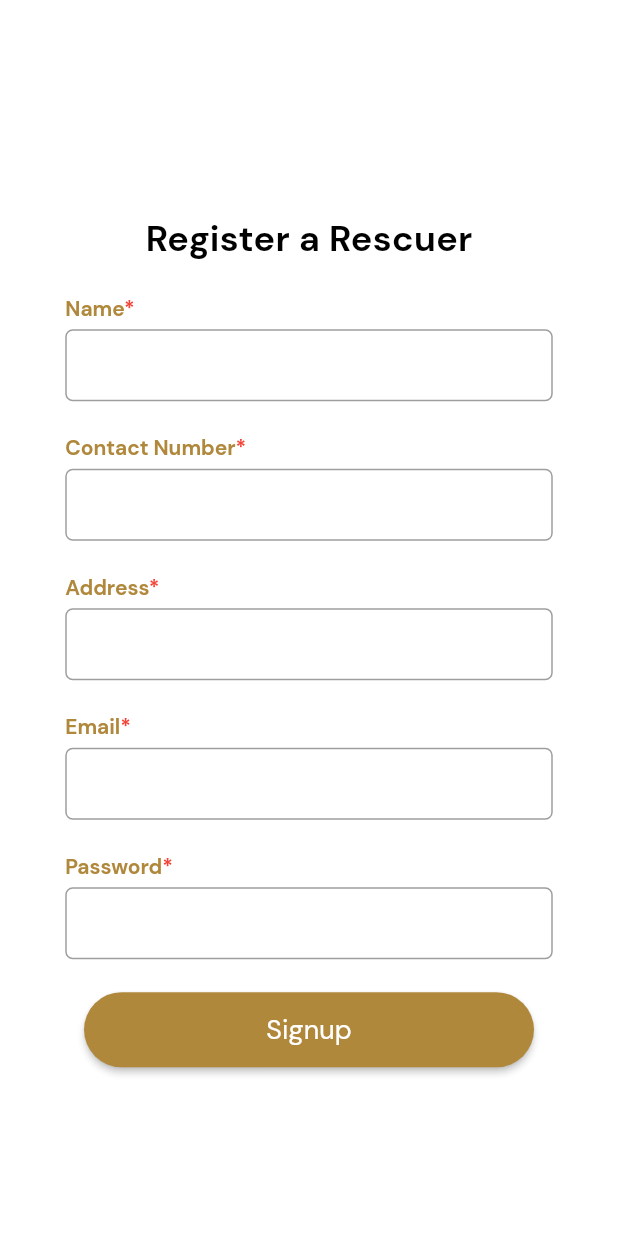
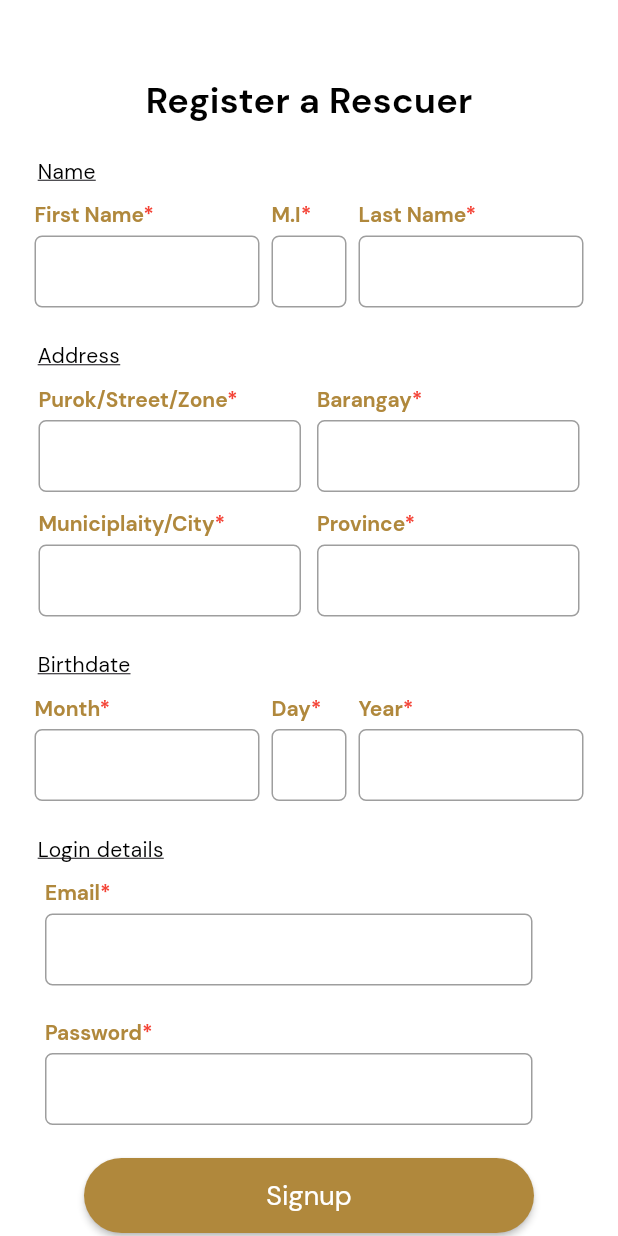
Before and after one commit to lansoyyy/animal_rescue, a Flutter app: the SignupScreen screen opened directly, on a phone screen of 412 x 824 dp. Run offline on Flutter 3.47's test engine with Material 3 defaults, Android fonts, the light colour scheme and no system bars; our stand-ins replace carousel_slider, cloud_firestore, firebase_auth, firebase_core, firebase_storage, fluttertoast and 3 more; accounts and stored records are empty.

Commit message:
initial revisions

```diff
--- a/lib/screens/auth/signup_screen.dart
+++ b/lib/screens/auth/signup_screen.dart
@@ -14,9 +14,17 @@ import '../admin/rescuer_list_screen.dart';
 class SignupScreen extends StatelessWidget {
   final emailController = TextEditingController();
   final passwordController = TextEditingController();
-  final nameController = TextEditingController();
+  final fnameController = TextEditingController();
+  final lnameController = TextEditingController();
+  final mnameController = TextEditingController();
   final contactnumberController = TextEditingController();
-  final addressController = TextEditingController();
+  final purokController = TextEditingController();
+  final brgyController = TextEditingController();
+  final cityController = TextEditingController();
+  final provinceController = TextEditingController();
+  final monthController = TextEditingController();
+  final dayController = TextEditingController();
+  final yearController = TextEditingController();
 
   bool inrescuer;
   bool? inadmin;
@@ -27,69 +35,197 @@ class SignupScreen extends StatelessWidget {
   Widget build(BuildContext context) {
     return Scaffold(
       backgroundColor: Colors.white,
-      body: Center(
-        child: SingleChildScrollView(
+      body: SingleChildScrollView(
         child: Column(
+          crossAxisAlignment: CrossAxisAlignment.start,
           children: [
             const SizedBox(
               height: 50,
             ),
-              TextWidget(
+            Center(
+              child: TextWidget(
                 text: inadmin! ? 'Register a Rescuer' : 'Register here',
                 fontSize: 24,
                 fontFamily: 'Bold',
               ),
-              const SizedBox(
-                height: 20,
-              ),
-              TextFieldWidget(
-                label: 'Name',
-                controller: nameController,
             ),
             const SizedBox(
               height: 20,
             ),
+            Padding(
+              padding: const EdgeInsets.only(left: 15, right: 15),
+              child: Column(
+                crossAxisAlignment: CrossAxisAlignment.start,
+                children: [
+                  Padding(
+                    padding: const EdgeInsets.only(left: 10),
+                    child: TextWidget(
+                      text: 'Name',
+                      decoration: TextDecoration.underline,
+                      fontSize: 14,
+                      fontFamily: 'Regular',
+                    ),
+                  ),
+                  const SizedBox(
+                    height: 10,
+                  ),
+                  Row(
+                    mainAxisAlignment: MainAxisAlignment.spaceEvenly,
+                    children: [
                       TextFieldWidget(
-                label: 'Contact Number',
-                controller: contactnumberController,
+                        width: 150,
+                        label: 'First Name',
+                        controller: fnameController,
+                      ),
+                      TextFieldWidget(
+                        width: 50,
+                        label: 'M.I',
+                        controller: mnameController,
+                      ),
+                      TextFieldWidget(
+                        width: 150,
+                        label: 'Last Name',
+                        controller: lnameController,
+                      ),
+                    ],
                   ),
                   const SizedBox(
                     height: 20,
                   ),
+                  Padding(
+                    padding: const EdgeInsets.only(left: 10),
+                    child: TextWidget(
+                      text: 'Address',
+                      decoration: TextDecoration.underline,
+                      fontSize: 14,
+                      fontFamily: 'Regular',
+                    ),
+                  ),
+                  const SizedBox(
+                    height: 10,
+                  ),
+                  Row(
+                    mainAxisAlignment: MainAxisAlignment.spaceEvenly,
+                    children: [
                       TextFieldWidget(
-                label: 'Address',
-                controller: addressController,
+                        width: 175,
+                        label: 'Purok/Street/Zone',
+                        controller: purokController,
+                      ),
+                      TextFieldWidget(
+                        width: 175,
+                        label: 'Barangay',
+                        controller: brgyController,
+                      ),
+                    ],
+                  ),
+                  const SizedBox(
+                    height: 10,
+                  ),
+                  Row(
+                    mainAxisAlignment: MainAxisAlignment.spaceEvenly,
+                    children: [
+                      TextFieldWidget(
+                        width: 175,
+                        label: 'Municiplaity/City',
+                        controller: cityController,
+                      ),
+                      TextFieldWidget(
+                        width: 175,
+                        label: 'Province',
+                        controller: provinceController,
+                      ),
+                    ],
                   ),
                   const SizedBox(
                     height: 20,
                   ),
+                  Padding(
+                    padding: const EdgeInsets.only(left: 10),
+                    child: TextWidget(
+                      text: 'Birthdate',
+                      decoration: TextDecoration.underline,
+                      fontSize: 14,
+                      fontFamily: 'Regular',
+                    ),
+                  ),
+                  const SizedBox(
+                    height: 10,
+                  ),
+                  Row(
+                    mainAxisAlignment: MainAxisAlignment.spaceEvenly,
+                    children: [
                       TextFieldWidget(
-                label: 'Email',
-                controller: emailController,
+                        width: 150,
+                        label: 'Month',
+                        controller: monthController,
+                      ),
+                      TextFieldWidget(
+                        inputType: TextInputType.number,
+                        width: 50,
+                        label: 'Day',
+                        controller: dayController,
+                      ),
+                      TextFieldWidget(
+                        inputType: TextInputType.number,
+                        width: 150,
+                        label: 'Year',
+                        controller: yearController,
+                      ),
+                    ],
                   ),
                   const SizedBox(
                     height: 20,
                   ),
-              TextFieldWidget(
+                  Padding(
+                    padding: const EdgeInsets.only(left: 10),
+                    child: TextWidget(
+                      text: 'Login details',
+                      decoration: TextDecoration.underline,
+                      fontSize: 14,
+                      fontFamily: 'Regular',
+                    ),
+                  ),
+                  const SizedBox(
+                    height: 10,
+                  ),
+                  Padding(
+                    padding: const EdgeInsets.only(left: 15),
+                    child: TextFieldWidget(
+                      label: 'Email',
+                      controller: emailController,
+                    ),
+                  ),
+                  const SizedBox(
+                    height: 20,
+                  ),
+                  Padding(
+                    padding: const EdgeInsets.only(left: 15),
+                    child: TextFieldWidget(
                       isObscure: true,
                       label: 'Password',
                       controller: passwordController,
                     ),
+                  ),
+                ],
+              ),
+            ),
             const SizedBox(
               height: 20,
             ),
-              ButtonWidget(
+            Center(
+              child: ButtonWidget(
                 color: primary,
                 label: 'Signup',
                 onPressed: () {
                   register(context);
                 },
               ),
+            ),
             const SizedBox(
               height: 20,
             ),
           ],
-          ),
         ),
       ),
     );
@@ -101,11 +237,12 @@ class SignupScreen extends StatelessWidget {
           email: emailController.text, password: passwordController.text);
 
       addUser(
-          nameController.text,
+          '${fnameController.text} ${mnameController.text}. ${lnameController.text}',
           contactnumberController.text,
-          addressController.text,
+          '${purokController.text}, ${brgyController.text}, ${cityController.text}, ${provinceController.text}',
           emailController.text,
-          inrescuer ? 'Rescuer' : 'User');
+          inrescuer ? 'Rescuer' : 'User',
+          '${monthController.text}, ${dayController.text}, ${yearController.text}');
 
       await FirebaseAuth.instance.signInWithEmailAndPassword(
           email: emailController.text, password: passwordController.text);
--- a/lib/services/add_user.dart
+++ b/lib/services/add_user.dart
@@ -1,7 +1,7 @@
 import 'package:cloud_firestore/cloud_firestore.dart';
 import 'package:firebase_auth/firebase_auth.dart';
 
-Future addUser(name, number, address, email, type) async {
+Future addUser(name, number, address, email, type, bday) async {
   final docUser = FirebaseFirestore.instance
       .collection('Users')
       .doc(FirebaseAuth.instance.currentUser!.uid);
@@ -15,6 +15,7 @@ Future addUser(name, number, address, email, type) async {
     'type': type,
     'profilePicture': 'https://cdn-icons-png.flaticon.com/256/149/149071.png',
     'id': docUser.id,
+    'bday': bday
   };
 
   await docUser.set(json);
```
Lines whose indentation alone changed are shown as unchanged.
